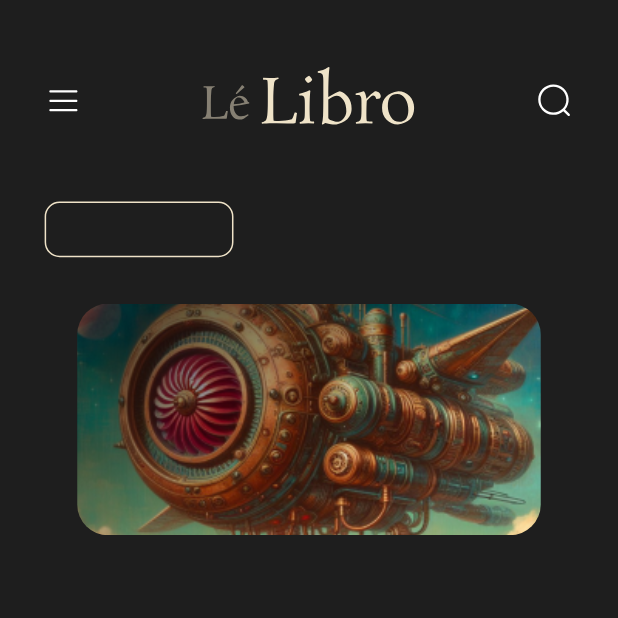
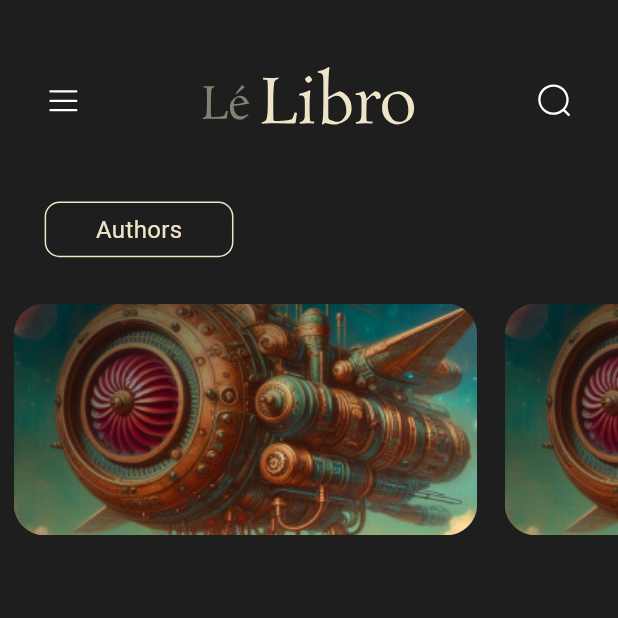
Before and after one commit to Eslam-Fathi/book_store, a Flutter app: the screen it shows after launch, on a phone screen of 412 x 824 dp, the top half of it. Run offline on Flutter 3.47's test engine with Material 3 defaults, Android fonts, the phone set to English and light mode, and no system bars; our stand-ins replace flutter_screenutil, flutter_svg, get, google_fonts; Roboto replaces fonts that are missing (Rosarivo).

Commit message:
Add featured books item and listview widgets
Added new widgets for displaying featured books in the home view.
Included FeaturedBooksItem and FeaturedBooksListView widgets.
Updated imports and dependencies accordingly.

```diff
--- a/lib/Features/Home/Presentation/View/Widgets/custom_listview_item.dart
+++ b/lib/Features/Home/Presentation/View/Widgets/featured_books_item.dart
@@ -2,8 +2,8 @@ import 'package:book_store/core/utils/assets.dart';
 import 'package:flutter/material.dart';
 import 'package:flutter_screenutil/flutter_screenutil.dart';
 
-class CustomListViewItem extends StatelessWidget {
-  const CustomListViewItem({super.key});
+class FeaturedBooksItem extends StatelessWidget {
+  const FeaturedBooksItem({super.key});
 
   @override
   Widget build(BuildContext context) {
--- /dev/null
+++ b/lib/Features/Home/Presentation/View/Widgets/featured_books_listview.dart
@@ -0,0 +1,24 @@
+import 'package:book_store/Features/Home/Presentation/View/Widgets/featured_books_item.dart';
+import 'package:flutter/material.dart';
+import 'package:flutter_screenutil/flutter_screenutil.dart';
+
+class FeaturedBooksListView extends StatelessWidget {
+  const FeaturedBooksListView({super.key});
+
+  @override
+  Widget build(BuildContext context) {
+    return SizedBox(
+      height: 150.h,
+      child: ListView.builder(
+        itemCount: 10,
+        scrollDirection: Axis.horizontal,
+        itemBuilder: (context, index) {
+          return Padding(
+            padding: EdgeInsets.symmetric(horizontal: 8.w),
+            child: const FeaturedBooksItem(),
+          );
+        },
+      ),
+    );
+  }
+}
--- a/lib/Features/Home/Presentation/View/Widgets/filterbar_item.dart
+++ b/lib/Features/Home/Presentation/View/Widgets/filterbar_item.dart
@@ -11,10 +11,19 @@ class FilterBarItem extends StatelessWidget {
       height: 36.h,
       width: 110.w,
       decoration: ShapeDecoration(
-          shape: RoundedRectangleBorder(
-        borderRadius: BorderRadius.circular(10),
-        side: const BorderSide(color: kSecondaryColor),
-      )),
+        shape: RoundedRectangleBorder(
+          borderRadius: BorderRadius.circular(10),
+          side: const BorderSide(color: kSecondaryColor),
+        ),
+      ),
+      child: Center(
+        child: Text("Authors",
+            style: TextStyle(
+              fontFamily: kPrimaryFontStyle,
+              fontSize: 14.sp,
+              color: kSecondaryColor,
+            )),
+      ),
     );
   }
 }
--- a/lib/Features/Home/Presentation/View/Widgets/home_view_body.dart
+++ b/lib/Features/Home/Presentation/View/Widgets/home_view_body.dart
@@ -1,6 +1,6 @@
 import 'package:book_store/Features/Home/Presentation/View/Widgets/custom_appbar.dart';
 import 'package:book_store/Features/Home/Presentation/View/Widgets/custom_filterbar.dart';
-import 'package:book_store/Features/Home/Presentation/View/Widgets/custom_listview_item.dart';
+import 'package:book_store/Features/Home/Presentation/View/Widgets/featured_books_listview.dart';
 import 'package:flutter/material.dart';
 import 'package:flutter_screenutil/flutter_screenutil.dart';
 
@@ -14,7 +14,7 @@ class HomeViewBody extends StatelessWidget {
         const CustomAppBar(),
         const CustomFilterBar(),
         SizedBox(height: 30.h),
-        const CustomListViewItem(),
+        const FeaturedBooksListView(),
       ],
     );
   }
--- a/lib/constants.dart
+++ b/lib/constants.dart
@@ -1,6 +1,12 @@
 import 'package:flutter/material.dart';
+import 'package:google_fonts/google_fonts.dart';
 
+// colors
 const kPrimaryColor = Color(0xFF1E1E1E);
 const kSecondaryColor = Color(0xffEFE3C8);
 
+// Timers
 const kTransitionDuration = Duration(milliseconds: 1000);
+
+// TextStyles
+String kPrimaryFontStyle = GoogleFonts.rosarivo().fontFamily!;
--- a/pubspec.yaml
+++ b/pubspec.yaml
@@ -35,6 +35,7 @@ dependencies:
   flutter_svg: ^2.0.10+1
   font_awesome_flutter: ^10.7.0
   get: ^4.6.6
+  google_fonts: ^6.2.1
 
 dev_dependencies:
   flutter_lints: ^3.0.0
```
Also changed, not shown: pubspec.lock.
